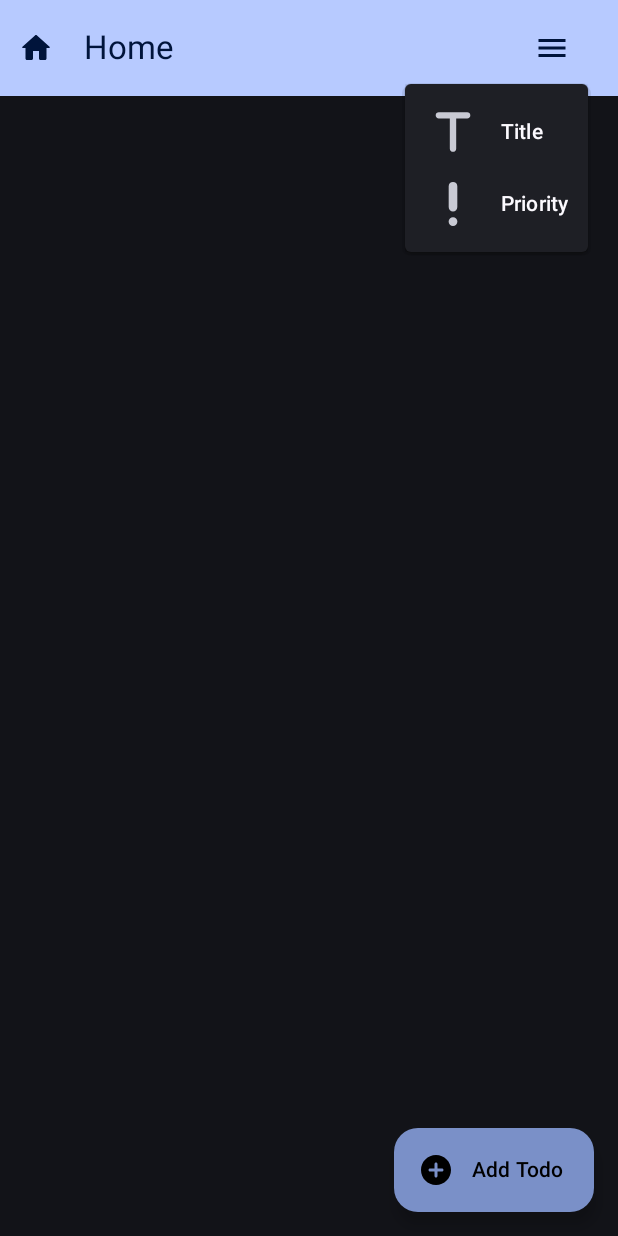
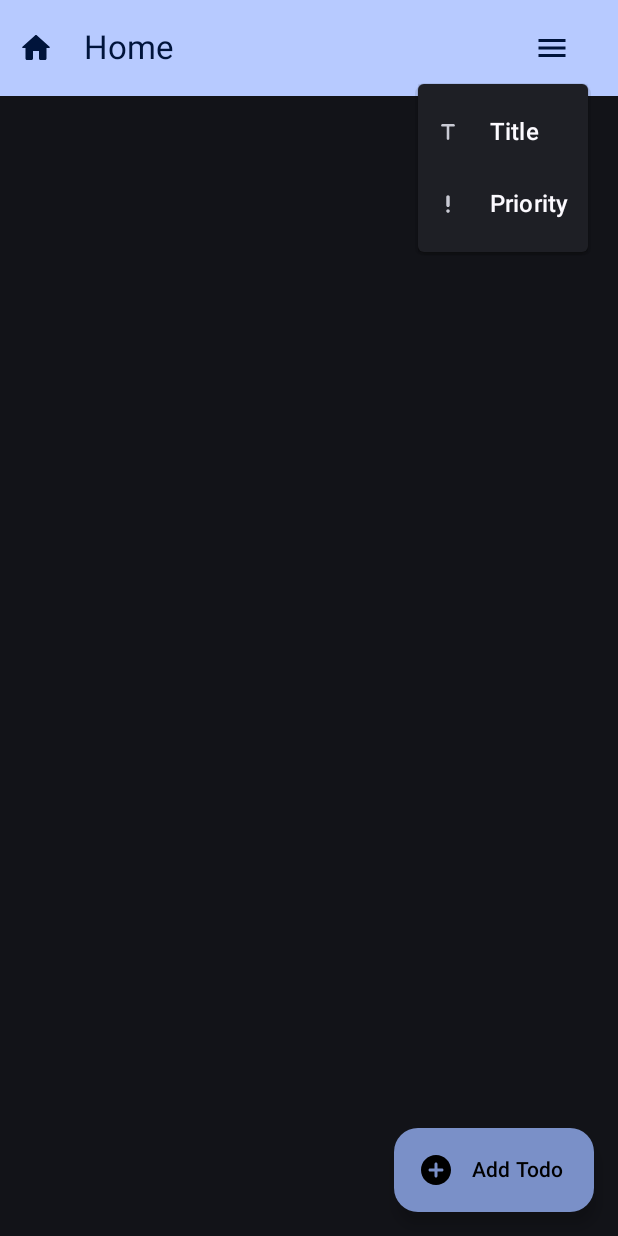
Before and after one commit to MostafaMohamed2002/Todo-Tracker-Compose, an Android app built with Jetpack Compose: the screen it shows after launch (MainActivity), after a tap on "sort by", on a phone screen of 412 x 824 dp. Run offline under Robolectric (Android 15) with nearby library versions, the phone set to English and light mode, and no system bars; our stand-ins replace Dagger/Hilt's generated code, Room's generated code, Timber.

Commit message:
change menu icons size

```diff
--- a/app/src/main/java/com/mostafadevo/todotrackercompose/ui/components/HomeOverFlowMenu.kt
+++ b/app/src/main/java/com/mostafadevo/todotrackercompose/ui/components/HomeOverFlowMenu.kt
@@ -2,6 +2,7 @@ package com.mostafadevo.todotrackercompose.ui.components
 
 import androidx.compose.foundation.layout.Box
 import androidx.compose.foundation.layout.padding
+import androidx.compose.foundation.layout.size
 import androidx.compose.material.icons.Icons
 import androidx.compose.material.icons.filled.Menu
 import androidx.compose.material3.DropdownMenu
@@ -21,6 +22,7 @@ import androidx.compose.ui.graphics.StrokeJoin
 import androidx.compose.ui.graphics.vector.ImageVector
 import androidx.compose.ui.graphics.vector.path
 import androidx.compose.ui.unit.dp
+import androidx.compose.ui.unit.sp
 
 @Composable
 fun HomeOverFlowMenu(
@@ -49,17 +51,25 @@ fun HomeOverFlowMenu(
         ) {
             DropdownMenuItem(
                 leadingIcon = {
-                    Icon(imageVector = rememberTitle(), contentDescription = "title")
+                    Icon(
+                        imageVector = rememberTitle(),
+                        contentDescription = "title",
+                        modifier = Modifier.size(16.dp)
+                    )
                 },
                 onClick = { onSortByTitle() },
-                text = { Text("Title") }
+                text = { Text("Title", fontSize = 16.sp) }
             )
             DropdownMenuItem(
                 leadingIcon = {
-                    Icon(imageVector = rememberPriorityHigh(), contentDescription = "priorityicon")
+                    Icon(
+                        imageVector = rememberPriorityHigh(),
+                        contentDescription = "priorityicon",
+                        modifier = Modifier.size(16.dp)
+                    )
                 },
                 onClick = { onSortByPriority() },
-                text = { Text("Priority") }
+                text = { Text("Priority", fontSize = 16.sp) }
             )
         }
     }
```
